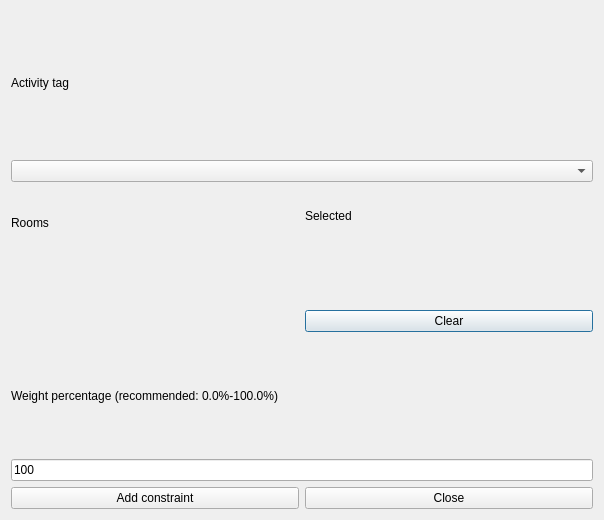
Old version of the form src/interface/addconstraintactivitytagpreferredroomsform_template.ui in the repository janLo/FET.
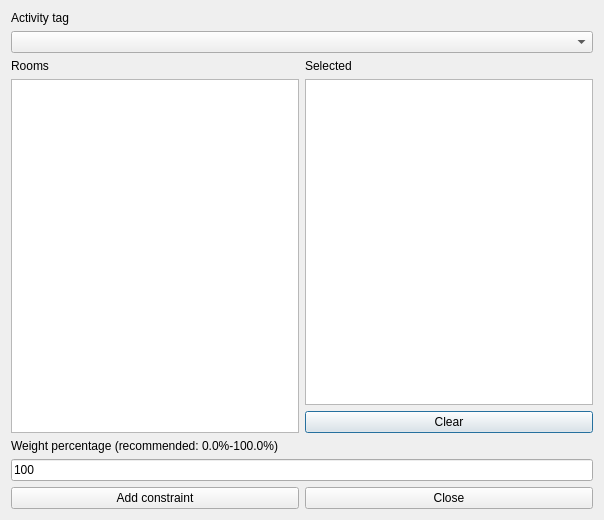
New version of the form. Custom widgets are drawn as their Qt base class.

Diff of the .ui file:
```diff
--- a/src/interface/addconstraintactivitytagpreferredroomsform_template.ui
+++ b/src/interface/addconstraintactivitytagpreferredroomsform_template.ui
@@ -28,7 +28,7 @@
     <widget class="QComboBox" name="activityTagsComboBox"/>
    </item>
    <item row="2" column="0">
-    <layout class="QVBoxLayout">
+    <layout class="QVBoxLayout" name="verticalLayout_2">
      <item>
       <widget class="QLabel" name="roomsTextLabel">
        <property name="frameShape">
@@ -46,13 +46,7 @@
       </widget>
      </item>
      <item>
-      <widget class="Q3ListBox" name="roomsListBox">
-       <item>
-        <property name="text">
-         <string>New Item</string>
-        </property>
-       </item>
-      </widget>
+      <widget class="QListWidget" name="roomsListWidget"/>
      </item>
     </layout>
    </item>
@@ -75,13 +69,7 @@
       </widget>
      </item>
      <item>
-      <widget class="Q3ListBox" name="selectedRoomsListBox">
-       <item>
-        <property name="text">
-         <string>New Item</string>
-        </property>
-       </item>
-      </widget>
+      <widget class="QListWidget" name="selectedRoomsListWidget"/>
      </item>
      <item>
       <widget class="QPushButton" name="clearPushButton">
@@ -140,27 +128,6 @@
   </layout>
  </widget>
  <layoutdefault spacing="6" margin="11"/>
- <customwidgets>
-  <customwidget>
-   <class>Q3Frame</class>
-   <extends>QFrame</extends>
-   <header>Qt3Support/Q3Frame</header>
-   <container>1</container>
-  </customwidget>
-  <customwidget>
-   <class>Q3ListBox</class>
-   <extends>Q3Frame</extends>
-   <header>q3listbox.h</header>
-  </customwidget>
- </customwidgets>
- <tabstops>
-  <tabstop>activityTagsComboBox</tabstop>
-  <tabstop>roomsListBox</tabstop>
-  <tabstop>selectedRoomsListBox</tabstop>
-  <tabstop>weightLineEdit</tabstop>
-  <tabstop>addConstraintPushButton</tabstop>
-  <tabstop>closePushButton</tabstop>
- </tabstops>
  <resources/>
  <connections/>
 </ui>
```
Left out of the diff: 4 changed lines with no effect on the pictures.
